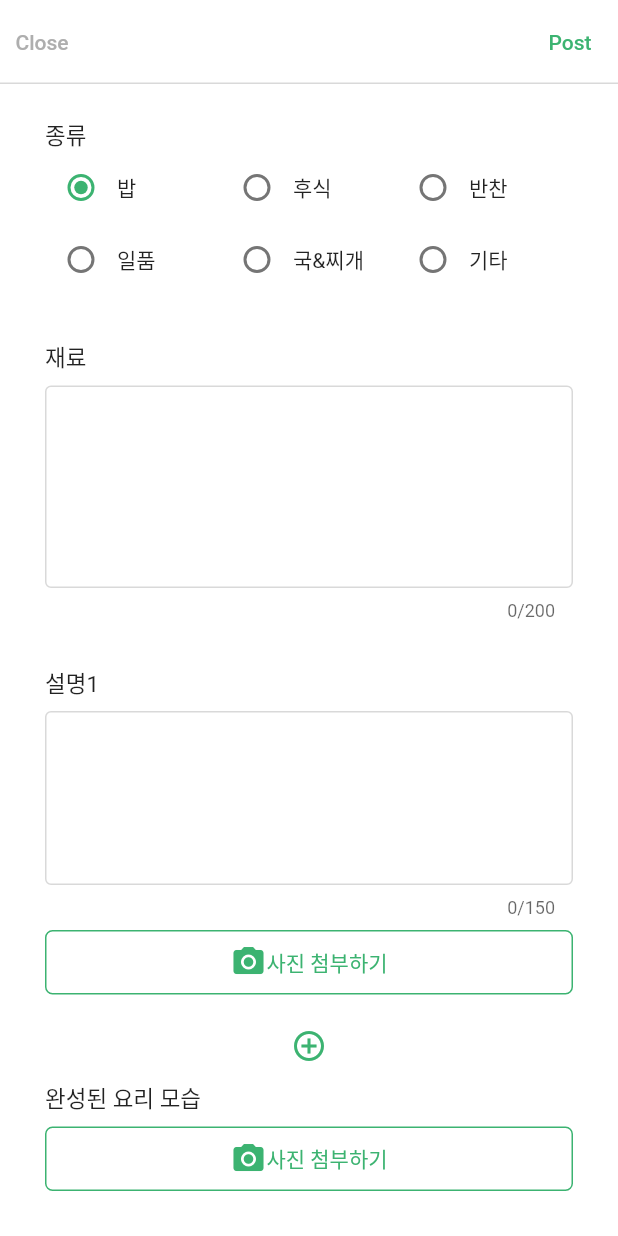
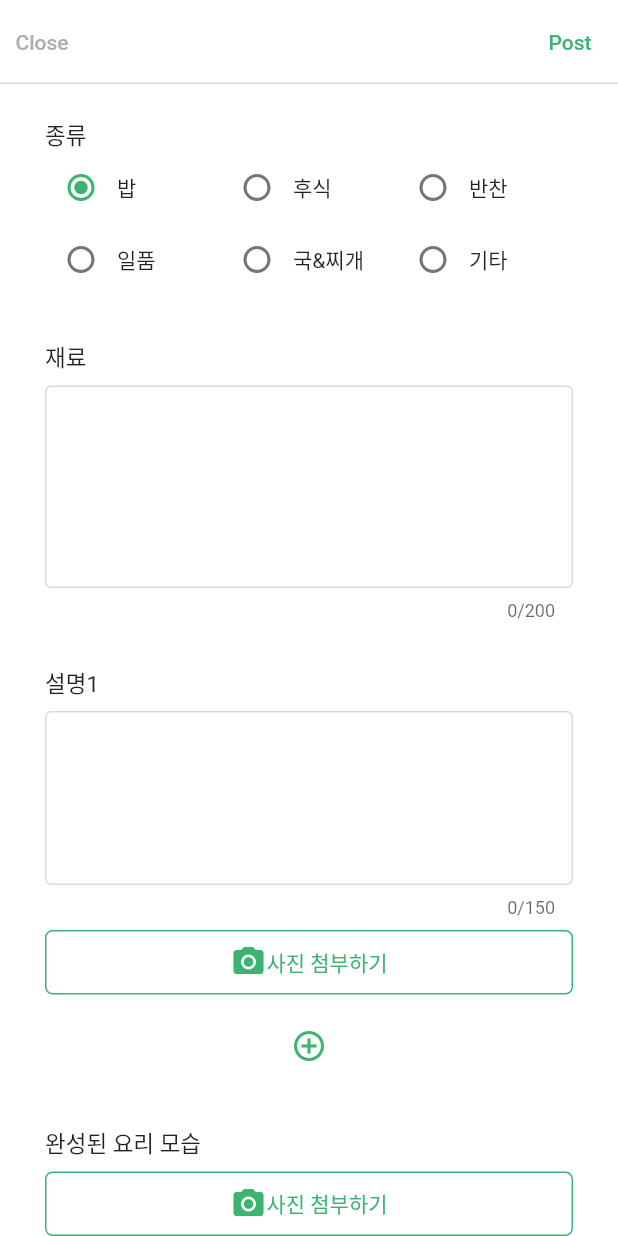
Before and after one commit to kangsudal/Eat-Go, a Flutter app: the WriteScreen screen opened directly, scrolled down 116 dp, on a phone screen of 412 x 824 dp. Run offline on Flutter 3.47's test engine with Material 3 defaults, Android fonts, the phone set to English and light mode, and no system bars; our stand-ins replace fl_chart, google_fonts, image_picker, sliding_up_panel; Roboto replaces fonts that are missing (Pretendard).

Commit message:
변수명 바꿈, 갤러리,촬영 선택 팝업 빨리 꺼지게 만듬

```diff
--- a/lib/screen/write_screen.dart
+++ b/lib/screen/write_screen.dart
@@ -18,7 +18,9 @@ class _WriteScreenState extends State<WriteScreen> {
     TextEditingController()
   ];
   final ScrollController _scrollController = ScrollController();
-  final globalKeys = <GlobalKey>[GlobalKey()]; //스크롤을 위해 설명 widget들에게 할당해줌
+  final manualExplainGlobalKeys = <GlobalKey>[
+    GlobalKey()
+  ]; //스크롤을 위해 설명 widget들에게 할당해줌
 
   @override
   void dispose() {
@@ -33,13 +35,13 @@ class _WriteScreenState extends State<WriteScreen> {
   void _addManualAndImgSet() {
     // 새로운 컨트롤러와 TextField 추가
     _manualTextEditingControllers.add(TextEditingController());
-    globalKeys.add(GlobalKey());
+    manualExplainGlobalKeys.add(GlobalKey());
   }
 
   void _scrollToNextManualWidget() {
     // 추가 버튼 누르면 하단으로 스크롤 되도록
     WidgetsBinding.instance.addPostFrameCallback((Duration duration) {
-      final context = globalKeys.last.currentContext;
+      final context = manualExplainGlobalKeys.last.currentContext;
       // print(globalKeys);
       if (context != null) {
         Scrollable.ensureVisible(
@@ -53,10 +55,14 @@ class _WriteScreenState extends State<WriteScreen> {
     });
   }
 
+  void _scrollToBottom(){
+    //https://dawonny.tistory.com/180
+  }
+
   List<Widget> buildManualAndImgSets() {
     return List.generate(_manualTextEditingControllers.length, (index) {
       return Column(
-        key: globalKeys[index],
+        key: manualExplainGlobalKeys[index],
         crossAxisAlignment: CrossAxisAlignment.start,
         children: [
           Text('설명${index + 1}', style: const TextStyle(fontSize: 15)),
@@ -102,6 +108,28 @@ class _WriteScreenState extends State<WriteScreen> {
         ],
       );
     });
+  }
+
+  Widget addSetButton() {
+    if (_manualTextEditingControllers.length <= 19) {
+      return Align(
+        alignment: Alignment.center,
+        child: IconButton(
+          onPressed: () {
+            setState(() {
+              _addManualAndImgSet();
+              _scrollToNextManualWidget();
+            });
+          },
+          icon: const Icon(
+            Icons.add_circle_outline,
+            color: pointColor,
+          ),
+        ),
+      );
+    } else {
+      return Container();
+    }
   }
 
   @override
@@ -152,23 +180,8 @@ class _WriteScreenState extends State<WriteScreen> {
               ...buildManualAndImgSets(),
               const SizedBox(height: 10),
               //설명과 사진 입력 세트 추가버튼(20개까지만 만들 수 있도록 막음)
-              if (_manualTextEditingControllers.length <= 19)
-                Align(
-                  alignment: Alignment.center,
-                  child: IconButton(
-                    onPressed: () {
-                      setState(() {
-                        _addManualAndImgSet();
-                        _scrollToNextManualWidget();
-                      });
-                    },
-                    icon: const Icon(
-                      Icons.add_circle_outline,
-                      color: pointColor,
-                    ),
-                  ),
-                ),
-              // const SizedBox(height: 30),
+              addSetButton(),
+              const SizedBox(height: 30),
               //완성된 모습 업로드
               UploadCompletedImg(),
               SizedBox(height: 30),
@@ -404,6 +417,7 @@ class _UploadCompletedImgState extends State<UploadCompletedImg> {
   File? imageFile;
 
   Future<void> chooseImage(ImageSource cameraOrGallery) async {
+    Navigator.of(context).pop();
     try {
       final XFile? pickedImage =
           await ImagePicker().pickImage(source: cameraOrGallery);
@@ -420,7 +434,6 @@ class _UploadCompletedImgState extends State<UploadCompletedImg> {
         imageFile = null;
       });
     }
-    Navigator.of(context).pop();
   }
 
   @override
```
